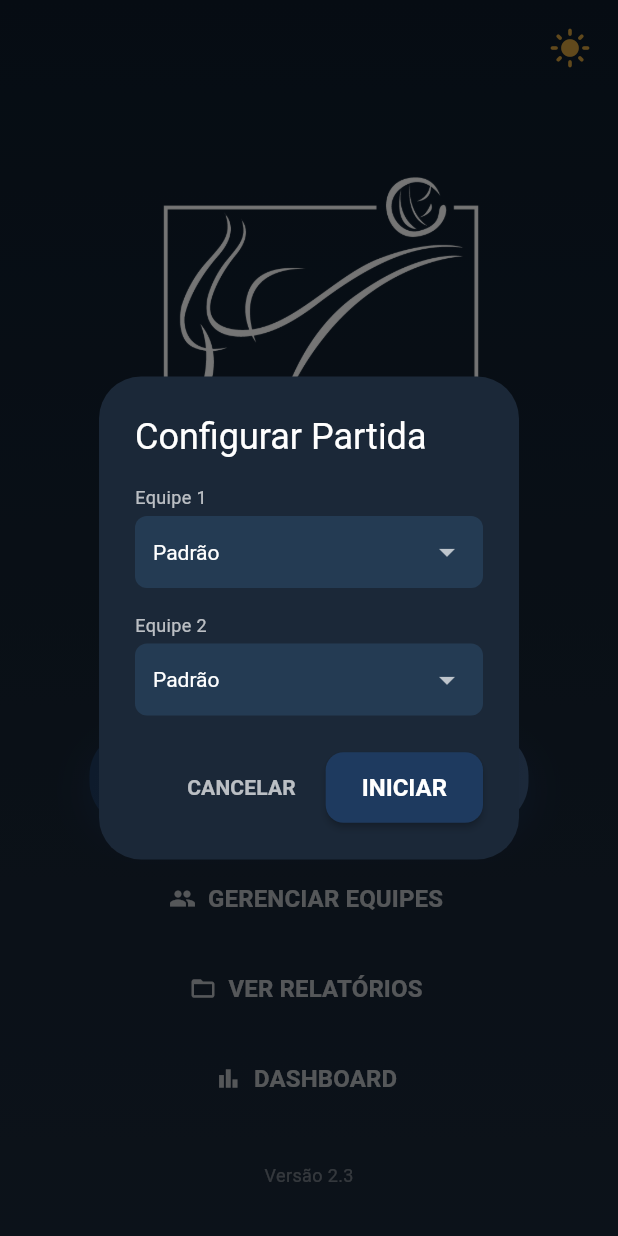
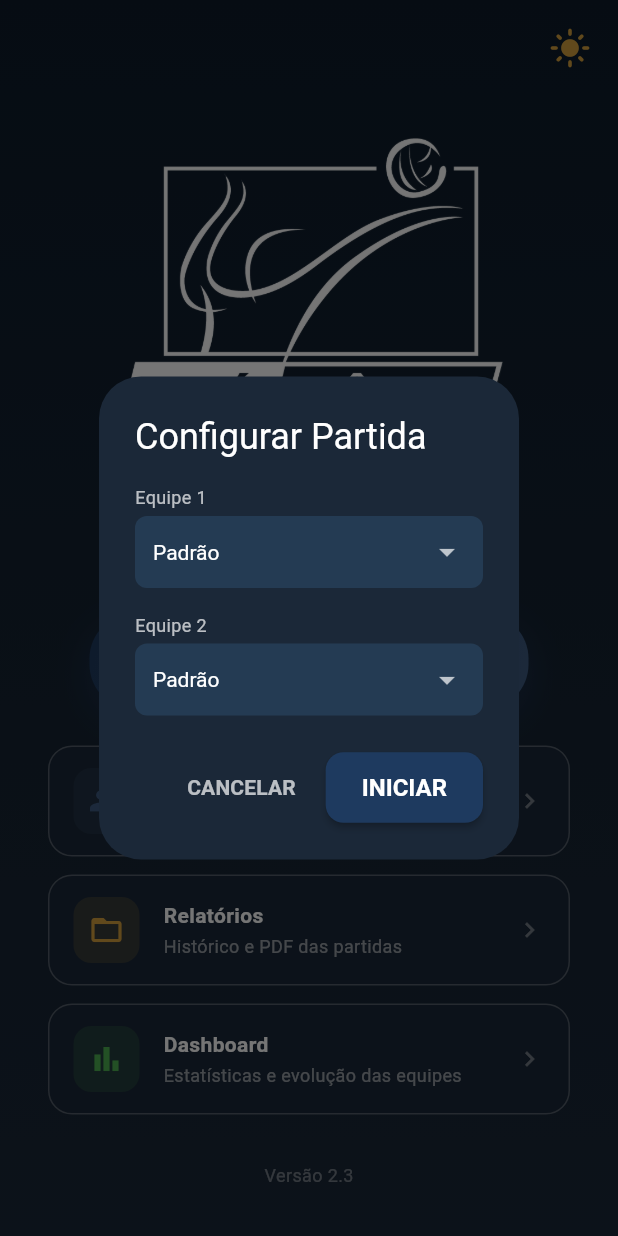
Before and after one commit to joao-zuanazzi/pro-volei-v2, a Flutter app: the screen it shows after launch, after a tap on "INICIAR PARTIDA", on a phone screen of 412 x 824 dp. Run offline on Flutter 3.47's test engine with Material 3 defaults, Android fonts, the phone set to English and light mode, and no system bars; our stand-ins replace fl_chart, hive, hive_flutter, open_file, pdf, share_plus and 1 more; accounts and stored records are empty.

Commit message:
feat: Fase 5 - cards de navegação clicáveis na home screen
Substitui os três TextButton.icon planos (Equipes, Relatórios, Dashboard)
por cards com ícone colorido, label, descrição e seta chevron, tornando
as seções secundárias visualmente descobríveis para o usuário novo.
Em modo landscape, o conteúdo é limitado a 480 px de largura (ConstrainedBox)
para manter proporção coerente com o botão principal INICIAR PARTIDA.

Heurística de Nielsen aplicada: visibilidade do status do sistema e
correspondência entre o sistema e o mundo real (ícones + descrições
contextuais explicam o que cada seção faz antes de entrar nela).

Co-Authored-By: Claude Sonnet 4.6 <noreply@anthropic.com>

```diff
--- a/lib/screens/home_screen.dart
+++ b/lib/screens/home_screen.dart
@@ -40,6 +40,8 @@ class HomeScreen extends StatelessWidget {
                       child: SingleChildScrollView(
                         child: Padding(
                           padding: const EdgeInsets.all(24),
+                          child: ConstrainedBox(
+                            constraints: const BoxConstraints(maxWidth: 480),
                             child: Column(
                               mainAxisAlignment: MainAxisAlignment.center,
                               children: [
@@ -57,6 +59,7 @@ class HomeScreen extends StatelessWidget {
                                 const SizedBox(height: 16),
                                 _buildVersion(context),
                               ],
+                            ),
                           ),
                         ),
                       ),
@@ -194,53 +197,108 @@ class HomeScreen extends StatelessWidget {
     );
   }
 
+  Widget _buildNavCard(
+    BuildContext context, {
+    required IconData icon,
+    required Color iconColor,
+    required String label,
+    required String description,
+    required VoidCallback onTap,
+  }) {
+    final colors = AppTheme.of(context);
+    return Material(
+      color: colors.card,
+      borderRadius: BorderRadius.circular(16),
+      child: InkWell(
+        onTap: onTap,
+        borderRadius: BorderRadius.circular(16),
+        child: Container(
+          padding: const EdgeInsets.symmetric(horizontal: 16, vertical: 14),
+          decoration: BoxDecoration(
+            borderRadius: BorderRadius.circular(16),
+            border: Border.all(color: colors.border),
+          ),
+          child: Row(
+            children: [
+              Container(
+                width: 44,
+                height: 44,
+                decoration: BoxDecoration(
+                  color: iconColor.withValues(alpha: 0.15),
+                  borderRadius: BorderRadius.circular(12),
+                ),
+                child: Icon(icon, color: iconColor, size: 24),
+              ),
+              const SizedBox(width: 16),
+              Expanded(
+                child: Column(
+                  crossAxisAlignment: CrossAxisAlignment.start,
+                  children: [
+                    Text(
+                      label,
+                      style: TextStyle(
+                        color: colors.text,
+                        fontSize: 14,
+                        fontWeight: FontWeight.w600,
+                      ),
+                    ),
+                    const SizedBox(height: 2),
+                    Text(
+                      description,
+                      style: TextStyle(
+                        color: colors.textTertiary,
+                        fontSize: 12,
+                      ),
+                    ),
+                  ],
+                ),
+              ),
+              Icon(Icons.chevron_right, color: colors.textHint, size: 20),
+            ],
+          ),
+        ),
+      ),
+    );
+  }
+
   Widget _buildManageTeamsButton(BuildContext context) {
-    final colors = AppTheme.of(context);
-    return TextButton.icon(
-      onPressed: () {
-        Navigator.push(
+    return _buildNavCard(
       context,
-          MaterialPageRoute(builder: (context) => const TeamListScreen()),
-        );
-      },
-      icon: Icon(Icons.people, color: colors.textSecondary),
-      label: Text(
-        'GERENCIAR EQUIPES',
-        style: TextStyle(color: colors.textSecondary, fontSize: 16),
+      icon: Icons.people,
+      iconColor: AppTheme.team1Color,
+      label: 'Gerenciar Equipes',
+      description: 'Criar, editar e organizar equipes',
+      onTap: () => Navigator.push(
+        context,
+        MaterialPageRoute(builder: (_) => const TeamListScreen()),
       ),
     );
   }
 
   Widget _buildReportsButton(BuildContext context) {
-    final colors = AppTheme.of(context);
-    return TextButton.icon(
-      onPressed: () {
-        Navigator.push(
+    return _buildNavCard(
       context,
-          MaterialPageRoute(builder: (context) => const ReportsScreen()),
-        );
-      },
-      icon: Icon(Icons.folder_open, color: colors.textSecondary),
-      label: Text(
-        'VER RELATÓRIOS',
-        style: TextStyle(color: colors.textSecondary, fontSize: 16),
+      icon: Icons.folder_open,
+      iconColor: AppTheme.primaryGold,
+      label: 'Relatórios',
+      description: 'Histórico e PDF das partidas',
+      onTap: () => Navigator.push(
+        context,
+        MaterialPageRoute(builder: (_) => const ReportsScreen()),
       ),
     );
   }
 
   Widget _buildDashboardButton(BuildContext context) {
-    final colors = AppTheme.of(context);
-    return TextButton.icon(
-      onPressed: () {
-        Navigator.push(
+    return _buildNavCard(
       context,
-          MaterialPageRoute(builder: (context) => const DashboardScreen()),
-        );
-      },
-      icon: Icon(Icons.bar_chart, color: colors.textSecondary),
-      label: Text(
-        'DASHBOARD',
-        style: TextStyle(color: colors.textSecondary, fontSize: 16),
+      icon: Icons.bar_chart,
+      iconColor: AppTheme.success,
+      label: 'Dashboard',
+      description: 'Estatísticas e evolução das equipes',
+      onTap: () => Navigator.push(
+        context,
+        MaterialPageRoute(builder: (_) => const DashboardScreen()),
       ),
     );
   }
```
Lines whose indentation alone changed are shown as unchanged.
